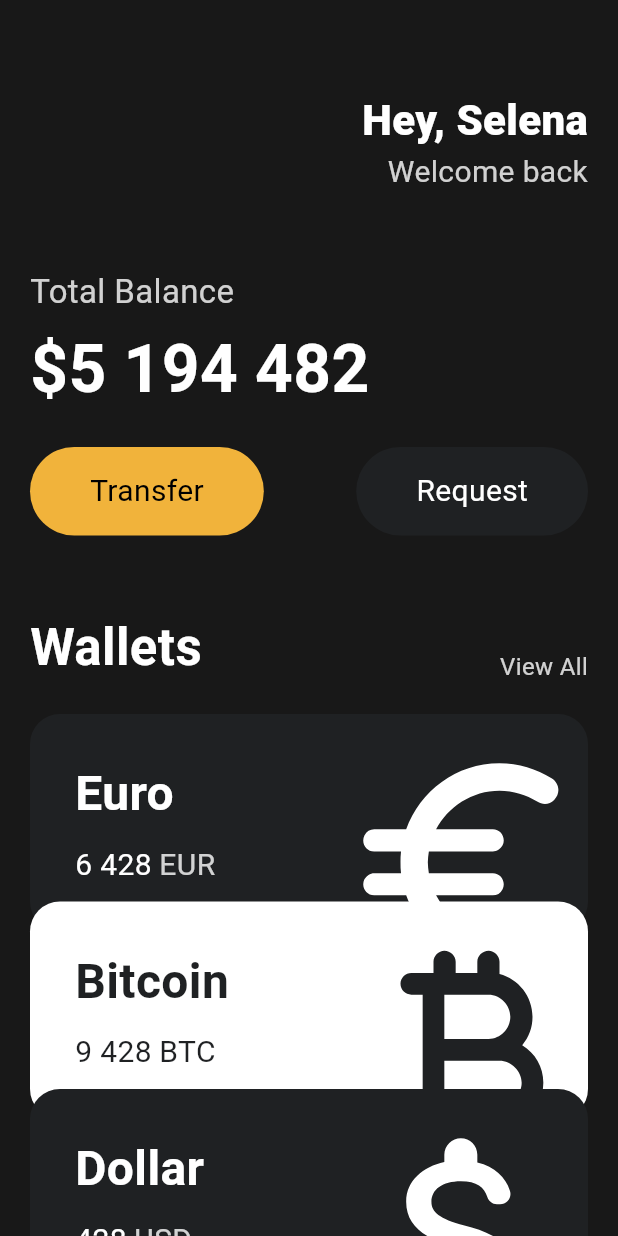
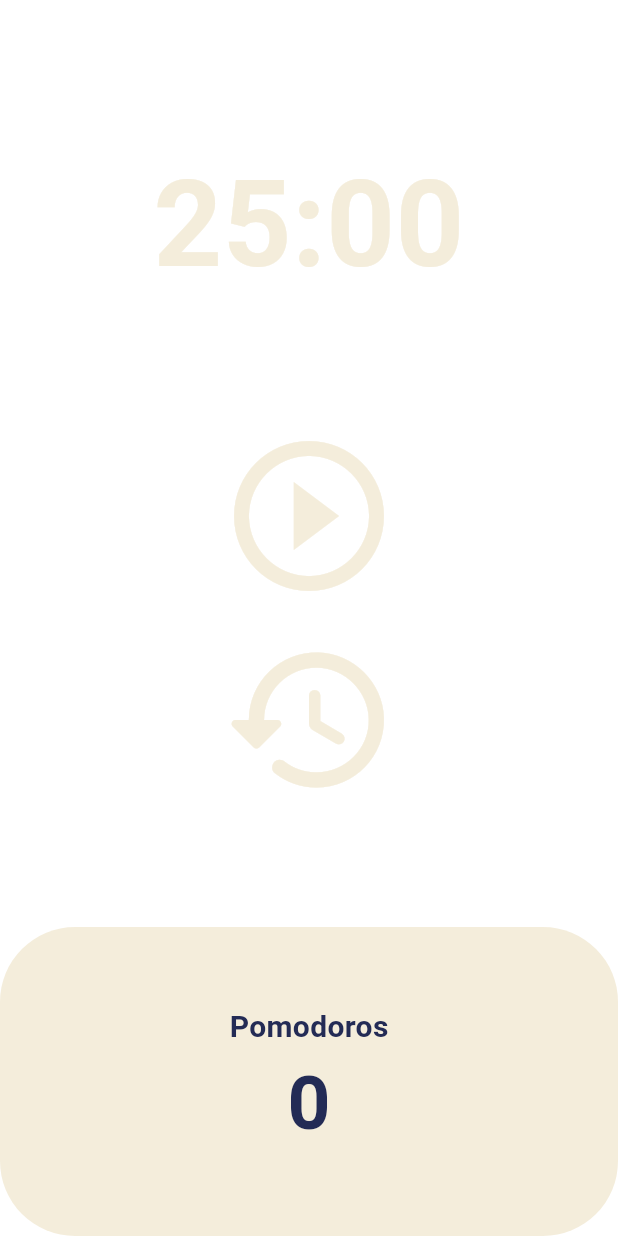
Before and after one commit to cjsgmail/toonflix-flutter, a Flutter app: the screen it shows after launch, on a phone screen of 412 x 824 dp. Run offline on Flutter 3.47's test engine with Material 3 defaults, Android fonts, the phone set to English and light mode, and no system bars.

Commit message:
pomodoros timer prac

```diff
--- a/lib/main.dart
+++ b/lib/main.dart
@@ -1,6 +1,5 @@
 import 'package:flutter/material.dart';
-import 'package:toonflix/widgets/button.dart';
-import 'package:toonflix/widgets/currency_card.dart';
+import 'package:toonflix/screens/home_screen.dart';
 
 void main() {
   runApp(const App());
@@ -12,137 +11,18 @@ class App extends StatelessWidget {
   @override
   Widget build(BuildContext context) {
     return MaterialApp(
-      home: Scaffold(
-        backgroundColor: const Color(0xFF181818),
-        body: SingleChildScrollView(
-          child: Padding(
-            padding: const EdgeInsets.symmetric(
-              horizontal: 20,
-            ),
-            child: Column(
-              crossAxisAlignment: CrossAxisAlignment.start,
-              children: [
-                const SizedBox(
-                  height: 60,
-                ),
-                Row(
-                  mainAxisAlignment: MainAxisAlignment.end,
-                  children: [
-                    Column(
-                      crossAxisAlignment: CrossAxisAlignment.end,
-                      children: [
-                        const Text(
-                          'Hey, Selena',
-                          style: TextStyle(
-                            color: Colors.white,
-                            fontSize: 28,
-                            fontWeight: FontWeight.w800,
-                          ),
-                        ),
-                        Text(
-                          'Welcome back',
-                          style: TextStyle(
-                            color: Colors.white.withOpacity(0.8),
-                            fontSize: 20,
-                          ),
-                        ),
-                      ],
-                    )
-                  ],
-                ),
-                const SizedBox(
-                  height: 50,
-                ),
-                Text(
-                  'Total Balance',
-                  style: TextStyle(
-                    fontSize: 22,
-                    color: Colors.white.withOpacity(0.8),
-                  ),
-                ),
-                const SizedBox(
-                  height: 5,
-                ),
-                const Text(
-                  '\$5 194 482',
-                  style: TextStyle(
-                    fontSize: 44,
-                    fontWeight: FontWeight.w600,
-                    color: Colors.white,
-                  ),
-                ),
-                const SizedBox(
-                  height: 20,
-                ),
-                const Row(
-                  mainAxisAlignment: MainAxisAlignment.spaceBetween,
-                  children: [
-                    Button(
-                        text: 'Transfer',
-                        bgColor: Color(0xFFF1B33B),
-                        textColor: Colors.black),
-                    Button(
-                        text: 'Request',
-                        bgColor: Color(0xFF1F2123),
-                        textColor: Colors.white),
-                  ],
-                ),
-                const SizedBox(
-                  height: 50,
-                ),
-                Row(
-                  mainAxisAlignment: MainAxisAlignment.spaceBetween,
-                  crossAxisAlignment: CrossAxisAlignment.end,
-                  children: [
-                    const Text(
-                      'Wallets',
-                      style: TextStyle(
-                        color: Colors.white,
-                        fontSize: 34,
-                        fontWeight: FontWeight.w600,
-                      ),
-                    ),
-                    Text(
-                      'View All',
-                      style: TextStyle(
-                        color: Colors.white.withOpacity(0.8),
-                        fontSize: 16,
-                      ),
-                    ),
-                  ],
-                ),
-                const SizedBox(
-                  height: 20,
-                ),
-                const CurrencyCard(
-                  name: 'Euro',
-                  code: 'EUR',
-                  amount: '6 428',
-                  icon: Icons.euro_rounded,
-                  isInverted: false,
-                  order: 0,
-                ),
-                const CurrencyCard(
-                  name: 'Bitcoin',
-                  code: 'BTC',
-                  amount: '9 428',
-                  icon: Icons.currency_bitcoin_rounded,
-                  isInverted: true,
-                  order: 1,
-                ),
-                const CurrencyCard(
-                  name: 'Dollar',
-                  code: 'USD',
-                  amount: '428',
-                  icon: Icons.attach_money_rounded,
-                  isInverted: false,
-                  order: 2,
-                ),
-              ],
-            ),
+      theme: ThemeData(
+        textTheme: const TextTheme(
+          displayLarge: TextStyle(
+            color: Color(0xFF232B55),
           ),
         ),
+        cardColor: const Color(0xFFF4EDDB),
+        colorScheme: ColorScheme.fromSwatch(
+          backgroundColor: const Color(0xFFE7626C),
+        ),
       ),
+      home: const HomeScreen(),
     );
   }
 }
--- /dev/null
+++ b/lib/screens/home_screen.dart
@@ -0,0 +1,153 @@
+import 'package:flutter/material.dart';
+import 'dart:async';
+
+class HomeScreen extends StatefulWidget {
+  const HomeScreen({super.key});
+
+  @override
+  State<HomeScreen> createState() => _HomeScreenState();
+}
+
+class _HomeScreenState extends State<HomeScreen> {
+  static const twentyFiveMin = 1500;
+  int totalSeconds = twentyFiveMin;
+  bool isRunning = false;
+  int totalPomodoros = 0;
+  late Timer timer;
+
+  void onTick(Timer timer) {
+    if (totalSeconds == 0) {
+      setState(() {
+        totalPomodoros += 1;
+        isRunning = false;
+        totalSeconds = twentyFiveMin;
+      });
+      timer.cancel();
+    } else {
+      setState(() {
+        totalSeconds -= 1;
+      });
+    }
+  }
+
+  void onStartPressed() {
+    timer = Timer.periodic(
+      const Duration(seconds: 1),
+      onTick,
+    );
+    setState(() {
+      isRunning = true;
+    });
+  }
+
+  void onPausePressed() {
+    timer.cancel();
+    setState(() {
+      isRunning = false;
+    });
+  }
+
+  void onResetPressed() {
+    timer.cancel();
+    setState(() {
+      isRunning = false;
+      totalSeconds = twentyFiveMin;
+      totalPomodoros = 0;
+    });
+  }
+
+  String format(int seconds) {
+    var duration = Duration(seconds: seconds);
+    return duration.toString().split('.').first.substring(2, 7);
+  }
+
+  @override
+  Widget build(BuildContext context) {
+    return Scaffold(
+      body: Column(
+        children: [
+          Flexible(
+            flex: 1,
+            child: Container(
+              alignment: Alignment.bottomCenter,
+              child: Text(
+                format(totalSeconds),
+                style: TextStyle(
+                  color: Theme.of(context).cardColor,
+                  fontSize: 80,
+                  fontWeight: FontWeight.w600,
+                ),
+              ),
+            ),
+          ),
+          Flexible(
+            flex: 2,
+            child: Center(
+              child: Column(
+                mainAxisAlignment: MainAxisAlignment.center,
+                children: [
+                  IconButton(
+                    iconSize: 120,
+                    color: Theme.of(context).cardColor,
+                    onPressed: isRunning ? onPausePressed : onStartPressed,
+                    icon: Icon(
+                      isRunning
+                          ? Icons.pause_circle_outline_outlined
+                          : Icons.play_circle_outline,
+                    ),
+                  ),
+                  IconButton(
+                    iconSize: 120,
+                    color: Theme.of(context).cardColor,
+                    onPressed: onResetPressed,
+                    icon: const Icon(Icons.restore_rounded),
+                  ),
+                ],
+              ),
+            ),
+          ),
+          Flexible(
+            flex: 1,
+            child: Row(
+              children: [
+                Expanded(
+                  child: Container(
+                    decoration: BoxDecoration(
+                      color: Theme.of(context).cardColor,
+                      borderRadius: BorderRadius.circular(50),
+                    ),
+                    child: Column(
+                      mainAxisAlignment: MainAxisAlignment.center,
+                      children: [
+                        Text(
+                          'Pomodoros',
+                          style: TextStyle(
+                              fontSize: 20,
+                              fontWeight: FontWeight.w600,
+                              color: Theme.of(context)
+                                  .textTheme
+                                  .displayLarge
+                                  ?.color),
+                        ),
+                        Text(
+                          '$totalPomodoros',
+                          style: TextStyle(
+                              fontSize: 50,
+                              fontWeight: FontWeight.w600,
+                              color: Theme.of(context)
+                                  .textTheme
+                                  .displayLarge
+                                  ?.color),
+                        ),
+                      ],
+                    ),
+                  ),
+                ),
+              ],
+            ),
+          ),
+        ],
+      ),
+    );
+  }
+}
--- a/lib/widgets/button.dart
+++ /dev/null
@@ -1,34 +0,0 @@
-import 'package:flutter/material.dart';
-
-class Button extends StatelessWidget {
-  final String text;
-  final Color bgColor;
-  final Color textColor;
-
-  const Button(
-      {super.key,
-      required this.text,
-      required this.bgColor,
-      required this.textColor});
-
-  @override
-  Widget build(BuildContext context) {
-    return Container(
-      decoration: BoxDecoration(
-          color: bgColor, borderRadius: BorderRadius.circular(45)),
-      child: Padding(
-        padding: const EdgeInsets.symmetric(
-          vertical: 15,
-          horizontal: 40,
-        ),
-        child: Text(
-          text,
-          style: TextStyle(
-            color: textColor,
-            fontSize: 20,
-          ),
-        ),
-      ),
-    );
-  }
-}
--- a/lib/widgets/currency_card.dart
+++ /dev/null
@@ -1,92 +0,0 @@
-import 'package:flutter/material.dart';
-
-class CurrencyCard extends StatelessWidget {
-  final String name, code, amount;
-  final IconData icon;
-  final bool isInverted;
-  final int order;
-
-  final _blackColor = const Color(0xFF1F2123);
-
-  const CurrencyCard({
-    super.key,
-    required this.name,
-    required this.code,
-    required this.amount,
-    required this.icon,
-    required this.isInverted,
-    required this.order,
-  });
-
-  @override
-  Widget build(BuildContext context) {
-    return Transform.translate(
-      offset: Offset(0, order * -20),
-      child: Container(
-        clipBehavior: Clip.hardEdge,
-        decoration: BoxDecoration(
-          color: isInverted ? Colors.white : const Color(0xFF1F2123),
-          borderRadius: BorderRadius.circular(20),
-        ),
-        child: Padding(
-          padding: const EdgeInsets.all(30),
-          child: Row(
-            mainAxisAlignment: MainAxisAlignment.spaceBetween,
-            children: [
-              Column(
-                crossAxisAlignment: CrossAxisAlignment.start,
-                children: [
-                  Text(
-                    name,
-                    style: TextStyle(
-                      color: isInverted ? _blackColor : Colors.white,
-                      fontSize: 32,
-                      fontWeight: FontWeight.w600,
-                    ),
-                  ),
-                  const SizedBox(
-                    height: 10,
-                  ),
-                  Row(
-                    children: [
-                      Text(
-                        amount,
-                        style: TextStyle(
-                          color: isInverted ? _blackColor : Colors.white,
-                          fontSize: 20,
-                        ),
-                      ),
-                      const SizedBox(
-                        width: 5,
-                      ),
-                      Text(
-                        code,
-                        style: TextStyle(
-                          color: isInverted
-                              ? _blackColor
-                              : Colors.white.withOpacity(0.8),
-                          fontSize: 20,
-                        ),
-                      )
-                    ],
-                  ),
-                ],
-              ),
-              Transform.scale(
-                scale: 2.2,
-                child: Transform.translate(
-                  offset: const Offset(-5, 12),
-                  child: Icon(
-                    icon,
-                    color: isInverted ? _blackColor : Colors.white,
-                    size: 80,
-                  ),
-                ),
-              )
-            ],
-          ),
-        ),
-      ),
-    );
-  }
-}
```
